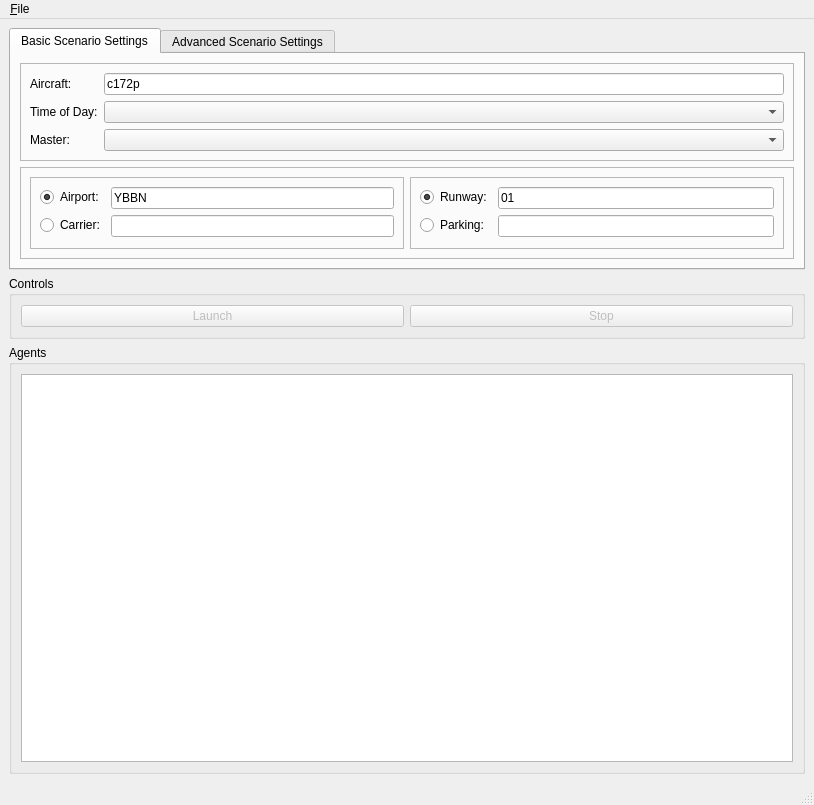
Above: fgo/ui/MainWindow.ui from cgspeck/fg-orchestrator before the change. Below: the same form after it.
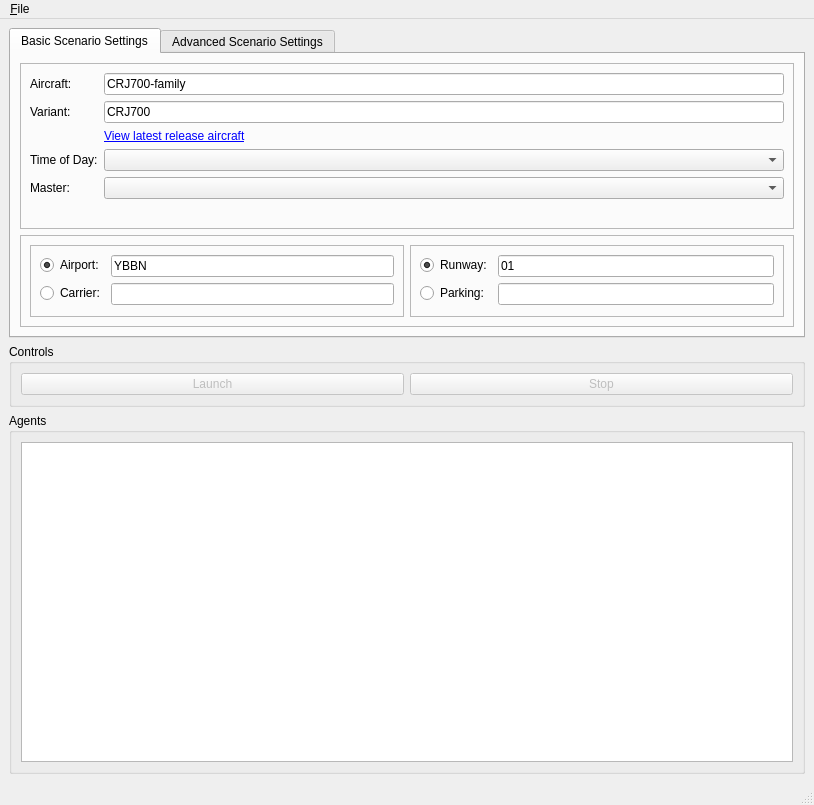
That is the form after the change. Icons and pictures are not drawn.

The edit to the form file:
```diff
--- a/fgo/ui/MainWindow.ui
+++ b/fgo/ui/MainWindow.ui
@@ -19,6 +19,16 @@
   <property name="windowTitle">
    <string>FlightGear Orchestrator</string>
   </property>
+  <property name="windowIcon">
+   <iconset resource="resources.qrc">
+    <normaloff>:/common/assets/fgo_32x32.png</normaloff>:/common/assets/fgo_32x32.png</iconset>
+  </property>
+  <property name="iconSize">
+   <size>
+    <width>32</width>
+    <height>32</height>
+   </size>
+  </property>
   <widget class="QWidget" name="centralwidget">
    <layout class="QVBoxLayout" name="verticalLayout">
     <item>
@@ -56,34 +66,68 @@
            <item row="0" column="1">
             <widget class="QLineEdit" name="leAircraft">
              <property name="text">
-              <string>c172p</string>
+              <string>CRJ700-family</string>
              </property>
             </widget>
            </item>
            <item row="1" column="0">
+            <widget class="QLabel" name="label_9">
+             <property name="text">
+              <string>Variant:</string>
+             </property>
+            </widget>
+           </item>
+           <item row="1" column="1">
+            <widget class="QLineEdit" name="leAircraftVariant">
+             <property name="text">
+              <string>CRJ700</string>
+             </property>
+            </widget>
+           </item>
+           <item row="2" column="1">
+            <widget class="QLabel" name="leAircraftLink">
+             <property name="text">
+              <string>&lt;a href=&quot;https://svn.code.sf.net/p/flightgear/fgaddon/trunk/Aircraft/&quot;&gt;View latest release aircraft&lt;/a&gt;</string>
+             </property>
+             <property name="openExternalLinks">
+              <bool>true</bool>
+             </property>
+            </widget>
+           </item>
+           <item row="3" column="0">
             <widget class="QLabel" name="label_2">
              <property name="text">
               <string>Time of Day:</string>
              </property>
             </widget>
            </item>
-           <item row="1" column="1">
+           <item row="3" column="1">
             <widget class="QComboBox" name="cbTimeOfDay"/>
            </item>
-           <item row="2" column="0">
+           <item row="6" column="0">
             <widget class="QLabel" name="label_3">
              <property name="text">
               <string>Master:</string>
              </property>
             </widget>
            </item>
-           <item row="2" column="1">
+           <item row="6" column="1">
             <widget class="QComboBox" name="cbMasterAgent">
              <property name="toolTip">
               <string>Select an agent to be master, must be online and ready</string>
              </property>
             </widget>
            </item>
+           <item row="7" column="1">
+            <widget class="QLabel" name="labelPhiLink">
+             <property name="text">
+              <string/>
+             </property>
+             <property name="openExternalLinks">
+              <bool>true</bool>
+             </property>
+            </widget>
+           </item>
           </layout>
          </widget>
         </item>
```
Left out of the diff: 6 changed lines with no effect on the pictures.
